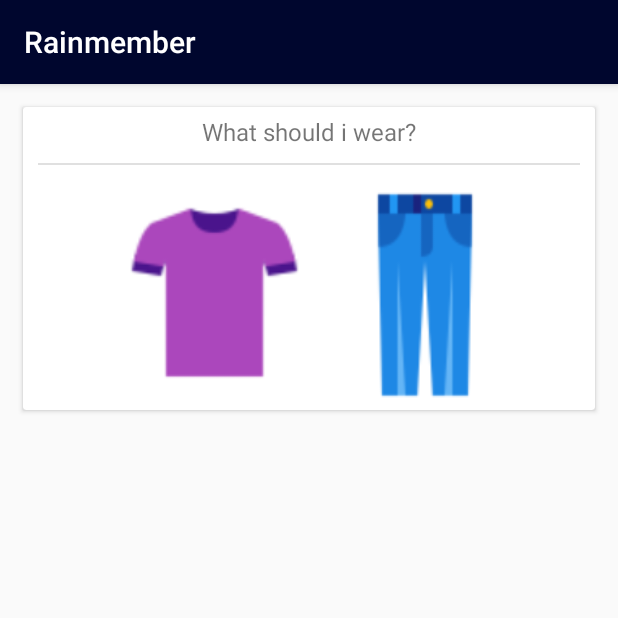
After one commit to heitorado/Rainmember, an Android app: the fragment ClothingSuggestionFragment shown on its own in the app's theme, on a phone screen of 412 x 824 dp, the top half of it. The commit adds this screen. Run offline under Robolectric (Android 15) with nearby library versions, the phone set to English and light mode, and no system bars; our stand-ins replace Room's generated code; libraries missing offline, so code that uses them is left out: org.jetbrains.anko; 1 statement that could not run was skipped.

Commit message:
Crete ClothingSugestion component

```diff
--- a/Rainmember/app/src/main/AndroidManifest.xml
+++ b/Rainmember/app/src/main/AndroidManifest.xml
@@ -29,7 +29,7 @@
                 <category android:name="android.intent.category.LAUNCHER" />
             </intent-filter>
         </activity>
-        <activity android:name=".PreferencesActivity"></activity>
+        <activity android:name=".br.ufpe.cin.android.rainmember.PreferencesActivity"></activity>
 
         <receiver android:name=".br.ufpe.cin.android.rainmember.alarm.AlarmReceiver"  android:exported="true">
             <intent-filter>
--- /dev/null
+++ b/Rainmember/app/src/main/java/br/ufpe/cin/android/rainmember/dashboard/ClothingSuggestionFragment.kt
@@ -0,0 +1,45 @@
+package br.ufpe.cin.android.rainmember.dashboard
+
+import android.os.Bundle
+import androidx.fragment.app.Fragment
+import android.view.LayoutInflater
+import android.view.View
+import android.view.ViewGroup
+
+import br.ufpe.cin.android.rainmember.R
+import br.ufpe.cin.android.rainmember.br.ufpe.cin.android.rainmember.data.room.WeatherDataDB
+import br.ufpe.cin.android.rainmember.data.WeatherData
+import org.jetbrains.anko.doAsync
+
+class ClothingSuggestionFragment : Fragment() {
+    override fun onCreateView(
+        inflater: LayoutInflater, container: ViewGroup?,
+        savedInstanceState: Bundle?
+    ): View? {
+        return inflater.inflate(R.layout.fragment_clothing_suggestion, container, false)
+    }
+
+    override fun onCreate(savedInstanceState: Bundle?) {
+        super.onCreate(savedInstanceState)
+
+        val db = WeatherDataDB.getDatabase(context!!)
+
+        doAsync {
+            val weatherData = db.weatherDataDAO().getLatest()
+
+            if (weatherData != null) {
+                val clothes = getClothesSuggestion(weatherData)
+
+            }
+        }
+    }
+
+    private fun getClothesSuggestion (weatherData: WeatherData): Array<String> {
+        return when {
+            weatherData.minTemperature < 18 -> arrayOf("sweater", "trousers")
+            weatherData.maxTemperature > 28 -> arrayOf("t-shirt", "shorts")
+            else -> arrayOf("t-shirt", "trousers")
+        }
+    }
+
+}
--- a/Rainmember/app/src/main/java/br/ufpe/cin/android/rainmember/dashboard/DashboardFragment.kt
+++ b/Rainmember/app/src/main/java/br/ufpe/cin/android/rainmember/dashboard/DashboardFragment.kt
@@ -7,7 +7,7 @@ import androidx.fragment.app.Fragment
 import android.view.LayoutInflater
 import android.view.View
 import android.view.ViewGroup
-import br.ufpe.cin.android.rainmember.PreferencesActivity
+import br.ufpe.cin.android.rainmember.br.ufpe.cin.android.rainmember.PreferencesActivity
 import br.ufpe.cin.android.rainmember.R
 import kotlinx.android.synthetic.main.fragment_dashboard.view.*
 
--- a/Rainmember/app/src/main/java/br/ufpe/cin/android/rainmember/dashboard/DataComponentFactory.kt
+++ b/Rainmember/app/src/main/java/br/ufpe/cin/android/rainmember/dashboard/DataComponentFactory.kt
@@ -42,7 +42,10 @@ fun dataComponentFactory (context: Context?): List<Fragment> {
             result.add(LifeSuggestionFragment())
         }
 
-
+        if (isActive(sharedPreferences, context.getString(R.string.clothing_suggestion_preference))) {
+            Log.d (TAG, "Add ClothingSuggestionFragment")
+            result.add(ClothingSuggestionFragment())
+        }
 
     }
 
--- a/Rainmember/app/src/main/res/layout/activity_preferences.xml
+++ b/Rainmember/app/src/main/res/layout/activity_preferences.xml
@@ -6,7 +6,7 @@
     tools:context=".MainActivity">
 
     <fragment
-        android:name="br.ufpe.cin.android.rainmember.PreferencesActivity$PreferencesFragment"
+        android:name="br.ufpe.cin.android.rainmember.br.ufpe.cin.android.rainmember.PreferencesActivity$PreferencesFragment"
         android:id="@+id/preferences_fragment"
         android:layout_width="match_parent"
         android:layout_height="match_parent"
--- /dev/null
+++ b/Rainmember/app/src/main/res/layout/fragment_clothing_suggestion.xml
@@ -0,0 +1,61 @@
+<?xml version="1.0" encoding="utf-8"?>
+<androidx.cardview.widget.CardView xmlns:android="http://schemas.android.com/apk/res/android"
+    xmlns:app="http://schemas.android.com/apk/res-auto"
+    xmlns:tools="http://schemas.android.com/tools"
+    android:layout_width="match_parent"
+    android:layout_height="wrap_content"
+    android:layout_margin="15sp">
+
+    <LinearLayout
+        android:layout_width="match_parent"
+        android:layout_height="match_parent"
+        android:orientation="vertical">
+
+        <TextView
+            android:layout_marginTop="5dp"
+            android:layout_width="match_parent"
+            android:layout_height="wrap_content"
+            android:gravity="center"
+            android:textSize="16sp"
+            android:text="@string/clothing_suggestions_component" />
+
+        <View
+            android:id="@+id/divider"
+            android:layout_width="match_parent"
+            android:layout_height="1dp"
+            android:layout_margin="10sp"
+            android:background="?android:attr/listDivider" />
+
+            <LinearLayout
+                app:layout_constraintLeft_toLeftOf="parent"
+                app:layout_constraintRight_toRightOf="parent"
+                android:orientation="horizontal"
+                android:gravity="center_horizontal"
+                android:id="@+id/linearLayout"
+                android:layout_width="match_parent"
+                android:layout_height="match_parent"
+                android:layout_gravity="center">
+
+                <ImageView
+                    android:id="@+id/top_clothing"
+                    android:layout_width="155dp"
+                    android:layout_height="153dp"
+                    android:background="@drawable/shirt"
+                    app:layout_constraintLeft_toLeftOf="parent"
+                    app:layout_constraintStart_toEndOf="@+id/action_text"
+                    app:layout_constraintTop_toTopOf="parent" />
+
+                <ImageView
+                    android:id="@+id/bottom_clothing"
+                    android:layout_width="125dp"
+                    android:layout_height="match_parent"
+                    android:background="@drawable/trousers"
+                    app:layout_constraintLeft_toRightOf="@id/top_clothing"
+                    app:layout_constraintStart_toEndOf="@+id/action_text"
+                    app:layout_constraintTop_toTopOf="parent" />
+            </LinearLayout>
+
+
+    </LinearLayout>
+
+</androidx.cardview.widget.CardView>
--- a/Rainmember/app/src/main/res/layout/fragment_dashboard.xml
+++ b/Rainmember/app/src/main/res/layout/fragment_dashboard.xml
@@ -18,7 +18,7 @@
             app:layout_constraintLeft_toLeftOf="parent"
             android:layout_width="match_parent"
             android:layout_height="wrap_content"
-            android:paddingBottom="100dp"
+            android:paddingBottom="200dp"
             >
 
             <Button
--- a/Rainmember/app/src/main/res/values/strings.xml
+++ b/Rainmember/app/src/main/res/values/strings.xml
@@ -41,4 +41,9 @@
     <string name="channel_id">REMINDER_CHANNEL</string>
     <string name="channel_name">Weather Reminders</string>
     <string name="channel_description">User defined periodic weather reminders and tips</string>
+
+    <!-- TODO: Remove or change this placeholder text -->
+    <string name="hello_blank_fragment">Hello blank fragment</string>
+    <string name="clothing_suggestion_preference">CLOTHING_SUGGESTION_PREFERENCE</string>
+    <string name="clothing_suggestions_component">What should i wear?</string>
 </resources>
--- a/Rainmember/app/src/main/res/xml/activity_preferences.xml
+++ b/Rainmember/app/src/main/res/xml/activity_preferences.xml
@@ -21,4 +21,8 @@
         app:key="@string/life_suggestion_preference"
         app:title="@string/life_suggestion_component"
         />
+
+    <SwitchPreference
+        app:key="@string/clothing_suggestion_preference"
+        app:title="@string/clothing_suggestions_component" />
 </androidx.preference.PreferenceScreen>
```
Also changed, not shown: Rainmember/app/src/main/java/br/ufpe/cin/android/rainmember/PreferencesActivity.kt (renamed from Rainmember/app/src/main/java/PreferencesActivity.kt, +6 -2 lines), Rainmember/app/src/main/res/drawable/shirt.png (added), Rainmember/app/src/main/res/drawable/shorts.png (added), Rainmember/app/src/main/res/drawable/sweater.png (added), Rainmember/app/src/main/res/drawable/trousers.png (added).
